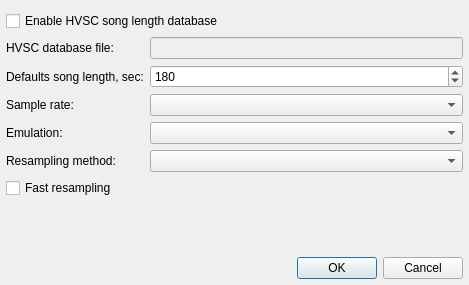
Old version of the form src/plugins/Input/sid/sidsettingsdialog.ui in the repository prinsbert/qmmp-dev.
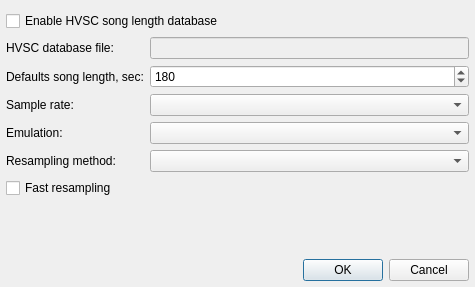
New version of the form.

The edit to the form file:
```diff
--- a/src/plugins/Input/sid/sidsettingsdialog.ui
+++ b/src/plugins/Input/sid/sidsettingsdialog.ui
@@ -6,14 +6,14 @@
    <rect>
     <x>0</x>
     <y>0</y>
-    <width>469</width>
-    <height>285</height>
+    <width>475</width>
+    <height>287</height>
    </rect>
   </property>
   <property name="windowTitle">
    <string>SID Plugin Settings</string>
   </property>
-  <layout class="QGridLayout" name="gridLayout">
+  <layout class="QVBoxLayout" name="verticalLayout">
    <property name="leftMargin">
     <number>6</number>
    </property>
@@ -23,13 +23,12 @@
    <property name="bottomMargin">
     <number>6</number>
    </property>
-   <item row="6" column="1">
-    <widget class="QComboBox" name="resamplingComboBox"/>
-   </item>
-   <item row="6" column="0">
-    <widget class="QLabel" name="label_4">
+   <item>
+    <layout class="QFormLayout" name="formLayout">
+     <item row="1" column="0">
+      <widget class="QLabel" name="label_5">
      <property name="text">
-      <string>Resampling method:</string>
+        <string>HVSC database file:</string>
      </property>
     </widget>
    </item>
@@ -47,57 +46,6 @@
      </property>
     </widget>
    </item>
-   <item row="0" column="0" colspan="2">
-    <widget class="QCheckBox" name="useHVSCCheckBox">
-     <property name="text">
-      <string>Enable HVSC song length database</string>
-     </property>
-    </widget>
-   </item>
-   <item row="3" column="1">
-    <widget class="QComboBox" name="sampleRateComboBox"/>
-   </item>
-   <item row="3" column="0">
-    <widget class="QLabel" name="label_2">
-     <property name="text">
-      <string>Sample rate:</string>
-     </property>
-    </widget>
-   </item>
-   <item row="1" column="0">
-    <widget class="QLabel" name="label_5">
-     <property name="text">
-      <string>HVSC database file:</string>
-     </property>
-    </widget>
-   </item>
-   <item row="8" column="0" colspan="2">
-    <widget class="QCheckBox" name="fastResampligCheckBox">
-     <property name="text">
-      <string>Fast resampling</string>
-     </property>
-    </widget>
-   </item>
-   <item row="5" column="0">
-    <widget class="QLabel" name="label_3">
-     <property name="text">
-      <string>Emulation:</string>
-     </property>
-    </widget>
-   </item>
-   <item row="10" column="0" colspan="2">
-    <widget class="QDialogButtonBox" name="buttonBox">
-     <property name="sizePolicy">
-      <sizepolicy hsizetype="Expanding" vsizetype="Fixed">
-       <horstretch>0</horstretch>
-       <verstretch>0</verstretch>
-      </sizepolicy>
-     </property>
-     <property name="standardButtons">
-      <set>QDialogButtonBox::Cancel|QDialogButtonBox::Ok</set>
-     </property>
-    </widget>
-   </item>
    <item row="2" column="1">
     <widget class="QSpinBox" name="defaultLengthSpinBox">
      <property name="minimum">
@@ -111,10 +59,53 @@
      </property>
     </widget>
    </item>
-   <item row="5" column="1">
+     <item row="3" column="0">
+      <widget class="QLabel" name="label_2">
+       <property name="text">
+        <string>Sample rate:</string>
+       </property>
+      </widget>
+     </item>
+     <item row="3" column="1">
+      <widget class="QComboBox" name="sampleRateComboBox"/>
+     </item>
+     <item row="4" column="0">
+      <widget class="QLabel" name="emulationLabel">
+       <property name="text">
+        <string>Emulation:</string>
+       </property>
+      </widget>
+     </item>
+     <item row="4" column="1">
     <widget class="QComboBox" name="emuComboBox"/>
    </item>
-   <item row="9" column="0">
+     <item row="5" column="0">
+      <widget class="QLabel" name="label_4">
+       <property name="text">
+        <string>Resampling method:</string>
+       </property>
+      </widget>
+     </item>
+     <item row="5" column="1">
+      <widget class="QComboBox" name="resamplingComboBox"/>
+     </item>
+     <item row="6" column="0" colspan="2">
+      <widget class="QCheckBox" name="fastResampligCheckBox">
+       <property name="text">
+        <string>Fast resampling</string>
+       </property>
+      </widget>
+     </item>
+     <item row="0" column="0" colspan="2">
+      <widget class="QCheckBox" name="useHVSCCheckBox">
+       <property name="text">
+        <string>Enable HVSC song length database</string>
+       </property>
+      </widget>
+     </item>
+    </layout>
+   </item>
+   <item>
     <spacer name="verticalSpacer">
      <property name="orientation">
       <enum>Qt::Vertical</enum>
@@ -127,6 +118,19 @@
      </property>
     </spacer>
    </item>
+   <item>
+    <widget class="QDialogButtonBox" name="buttonBox">
+     <property name="sizePolicy">
+      <sizepolicy hsizetype="Expanding" vsizetype="Fixed">
+       <horstretch>0</horstretch>
+       <verstretch>0</verstretch>
+      </sizepolicy>
+     </property>
+     <property name="standardButtons">
+      <set>QDialogButtonBox::Cancel|QDialogButtonBox::Ok</set>
+     </property>
+    </widget>
+   </item>
   </layout>
  </widget>
  <resources/>
```
Lines whose indentation alone changed are shown as unchanged.
